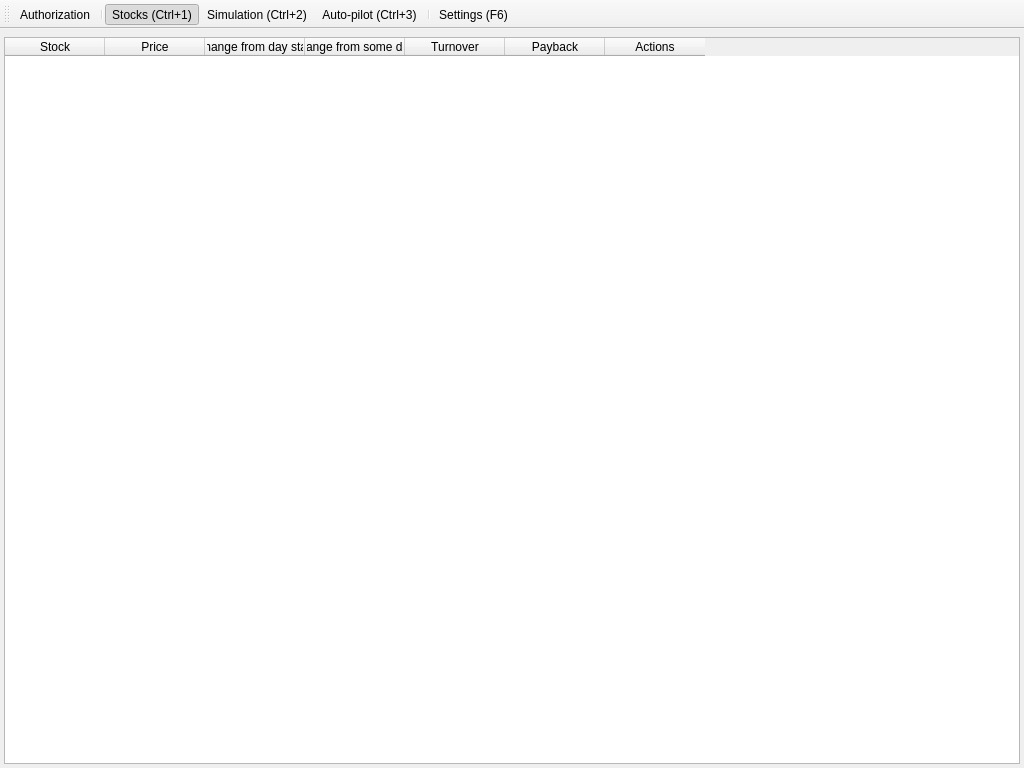
This is app/src/main/mainwindow.ui in Gris87/TInvestor as Qt 5 draws it before an edit. The edited form follows.
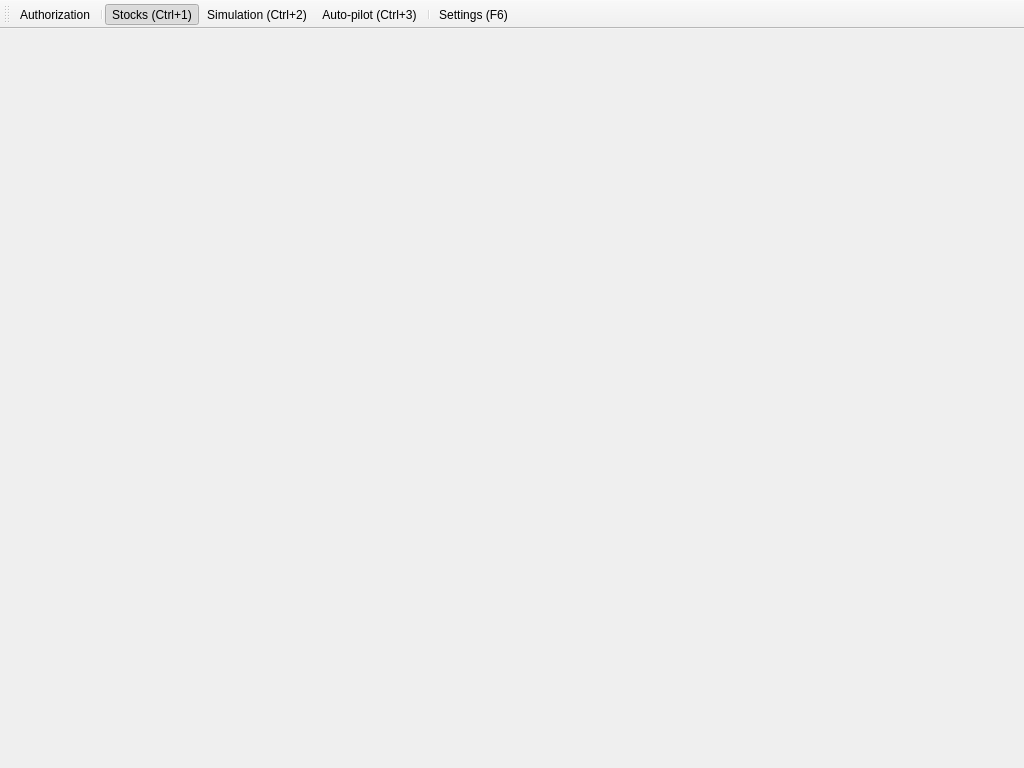
This is the edited form. Icons and pictures are not drawn. Custom widgets are drawn as their Qt base class.

Commit message: Move StocksTableWidget to dedicated module

Patch:
```diff
--- a/app/src/main/mainwindow.ui
+++ b/app/src/main/mainwindow.ui
@@ -75,74 +75,6 @@
           </property>
          </layout>
         </item>
-        <item>
-         <widget class="QTableWidget" name="stocksTableWidget">
-          <property name="editTriggers">
-           <set>QAbstractItemView::EditTrigger::NoEditTriggers</set>
-          </property>
-          <property name="alternatingRowColors">
-           <bool>true</bool>
-          </property>
-          <property name="selectionBehavior">
-           <enum>QAbstractItemView::SelectionBehavior::SelectRows</enum>
-          </property>
-          <property name="columnCount">
-           <number>7</number>
-          </property>
-          <attribute name="horizontalHeaderShowSortIndicator" stdset="0">
-           <bool>true</bool>
-          </attribute>
-          <column>
-           <property name="text">
-            <string>Stock</string>
-           </property>
-          </column>
-          <column>
-           <property name="text">
-            <string>Price</string>
-           </property>
-          </column>
-          <column>
-           <property name="text">
-            <string>Change from day start</string>
-           </property>
-          </column>
-          <column>
-           <property name="text">
-            <string>Change from some date</string>
-           </property>
-          </column>
-          <column>
-           <property name="text">
-            <string>Turnover</string>
-           </property>
-           <property name="toolTip">
-            <string>Average daily turnover in the last 31 days</string>
-           </property>
-           <property name="icon">
-            <iconset resource="../../Resources.qrc">
-             <normaloff>:/assets/images/question.png</normaloff>:/assets/images/question.png</iconset>
-           </property>
-          </column>
-          <column>
-           <property name="text">
-            <string>Payback</string>
-           </property>
-           <property name="toolTip">
-            <string>Opportunity to get money back (with commission) based on the last 24 hours</string>
-           </property>
-           <property name="icon">
-            <iconset resource="../../Resources.qrc">
-             <normaloff>:/assets/images/question.png</normaloff>:/assets/images/question.png</iconset>
-           </property>
-          </column>
-          <column>
-           <property name="text">
-            <string>Actions</string>
-           </property>
-          </column>
-         </widget>
-        </item>
        </layout>
       </widget>
       <widget class="QWidget" name="simulationPage">
```
The commit also changes 14 other files.
